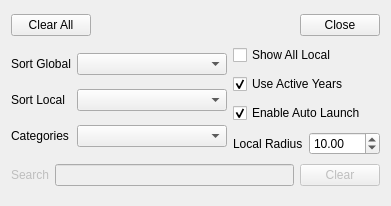
Qt form src/resources/ERFilterArea.ui (IDREsandbox/vsim) before a commit.
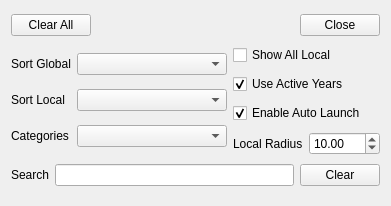
The same form after that commit.

Diff of the .ui file:
```diff
--- a/src/resources/ERFilterArea.ui
+++ b/src/resources/ERFilterArea.ui
@@ -122,7 +122,7 @@
      <item>
       <widget class="QLabel" name="label_4">
        <property name="enabled">
-        <bool>false</bool>
+        <bool>true</bool>
        </property>
        <property name="text">
         <string>Search</string>
@@ -132,7 +132,7 @@
      <item>
       <widget class="QLineEdit" name="searchLineEdit">
        <property name="enabled">
-        <bool>false</bool>
+        <bool>true</bool>
        </property>
        <property name="text">
         <string/>
@@ -145,7 +145,7 @@
      <item>
       <widget class="QPushButton" name="searchClearButton">
        <property name="enabled">
-        <bool>false</bool>
+        <bool>true</bool>
        </property>
        <property name="text">
         <string>Clear</string>
```
